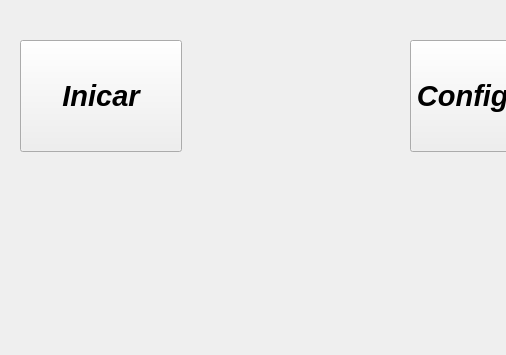
Qt form View/main_form.ui (maeda-st/choque-termico) before a commit; both pictures show x 0 to 506 and y 0 to 355 of the 1020 by 600 pixel window.
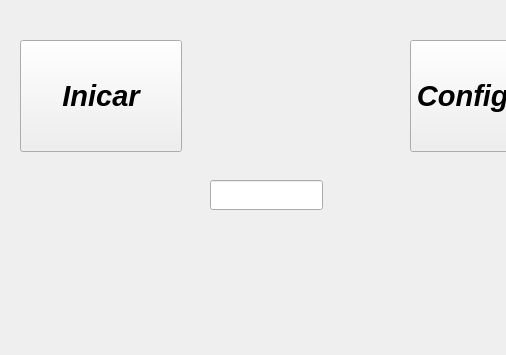
The same form after that commit. Icons and pictures are not drawn.

```diff
--- a/View/main_form.ui
+++ b/View/main_form.ui
@@ -92,6 +92,16 @@
     <string>Manual</string>
    </property>
   </widget>
+  <widget class="QLineEdit" name="txHidden">
+   <property name="geometry">
+    <rect>
+     <x>210</x>
+     <y>180</y>
+     <width>113</width>
+     <height>30</height>
+    </rect>
+   </property>
+  </widget>
  </widget>
  <resources>
   <include location="../img/logo.qrc"/>
```
